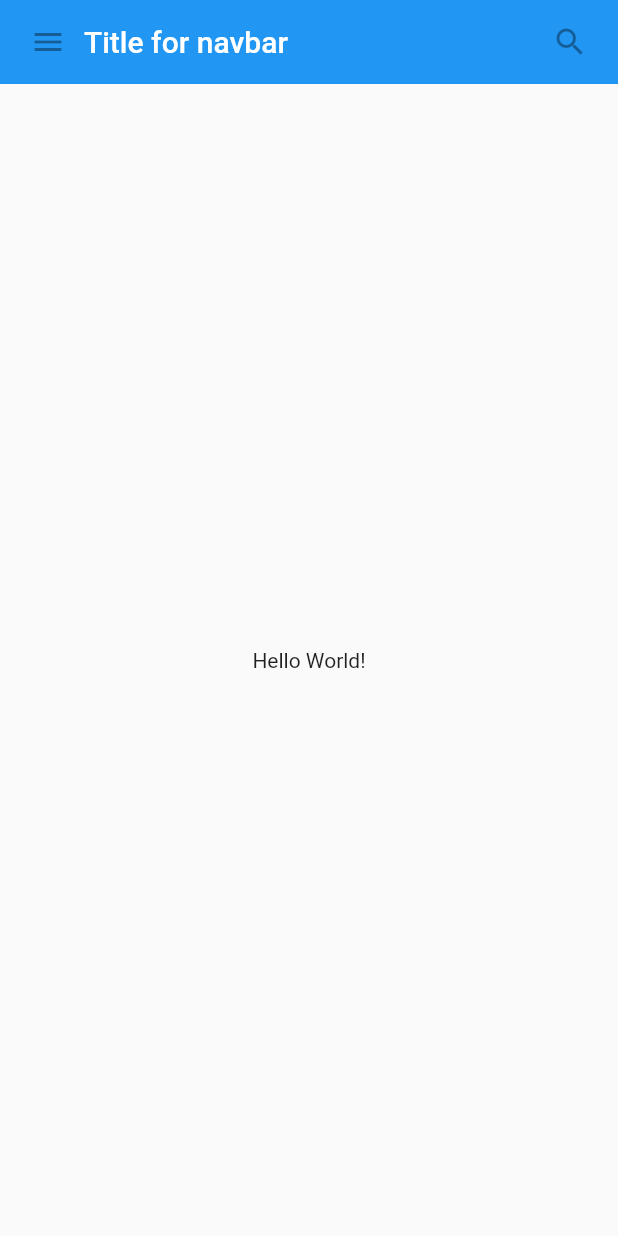
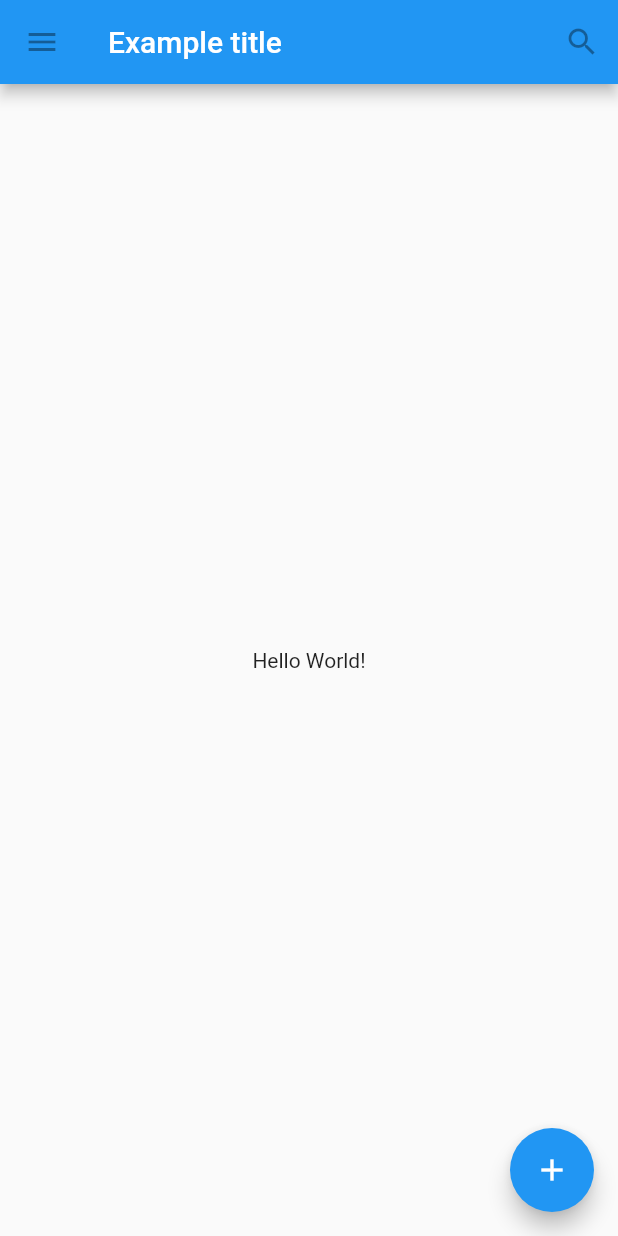
Before and after one commit to Miguelslo27/Flutter-Widget-Framework, a Flutter app: the screen it shows after launch, on a phone screen of 412 x 824 dp. Run offline on Flutter 3.47's test engine with Material 2 defaults, Android fonts, the phone set to English and light mode, and no system bars.

Commit message:
Refactor of layout using Scaffold

```diff
--- a/lib/main.dart
+++ b/lib/main.dart
@@ -15,54 +15,83 @@ class MyApp extends StatelessWidget {
 class MyScaffold extends StatelessWidget {
   @override
   Widget build(BuildContext context) {
-    return Material(
-      child: Column(
-        children: <Widget> [
-          MyAppBar(
-            title: "Title for navbar"
-          ),
-          Expanded(
-            child: Center(
-              child: Text("Hello World!")
-            )
+    // return Material(
+    //   child: Column(
+    //     children: <Widget> [
+    //       MyAppBar(
+    //         title: "Title for navbar"
+    //       ),
+    //       Expanded(
+    //         child: Center(
+    //           child: Text("Hello World!")
+    //         )
+    //       )
+    //     ]
+    //   )
+    // );
+    // Sustitui Material por Scaffold
+    return Scaffold(
+      // Utilize el argumento appBar con el Widget AppBar en lugar de mi custom MyAppBar
+      appBar: AppBar(
+        leading: IconButton(
+          icon: Icon(Icons.menu),
+          tooltip: "Navigation menu",
+          onPressed: null
+        ),
+        title: Text("Example title"),
+        actions: <Widget>[
+          IconButton(
+            icon: Icon(Icons.search),
+            tooltip: "Search",
+            onPressed: null
           )
         ]
-      )
+      ),
+      // Sustituí el expand hijo de Material por el argumento body del Scaffold
+      body: Center(
+        child: Text("Hello World!")
+      ),
+      // Agregue un action flotante
+      floatingActionButton: FloatingActionButton(
+        tooltip: "Add",
+        child: Icon(Icons.add),
+        onPressed: null
+      ),
     );
   }
 }
 
-class MyAppBar extends StatelessWidget {
-  MyAppBar({@required this.title});
+// class MyAppBar extends StatelessWidget {
+//   MyAppBar({@required this.title});
 
-  final String title;
+//   final String title;
 
-  @override
-  Widget build(BuildContext context) {
-    return Container(
-      height: 56.0,
-      padding: const EdgeInsets.symmetric(horizontal: 8.0),
-      decoration: BoxDecoration(color: Colors.blue[500]),
-      child: Row(
-        children: <Widget> [
-          IconButton(
-            icon: Icon(Icons.menu),
-            tooltip: 'Navigation menu',
-            onPressed: null // null disables the button
-          ),
-          Expanded(
-            child: Text(
-              title,
-              style: Theme.of(context).primaryTextTheme.title
-            )
-          ),
-          IconButton(
-            icon: Icon(Icons.search),
-            tooltip: 'Search',
-            onPressed: null
-          )
-        ]
-      )
-    );
-  }
-}
+//   @override
+//   Widget build(BuildContext context) {
+//     return Container(
+//       height: 56.0,
+//       padding: const EdgeInsets.symmetric(horizontal: 8.0),
+//       decoration: BoxDecoration(color: Colors.blue[500]),
+//       child: Row(
+//         children: <Widget> [
+//           IconButton(
+//             icon: Icon(Icons.menu),
+//             tooltip: 'Navigation menu',
+//             onPressed: null // null disables the button
+//           ),
+//           Expanded(
+//             child: Text(
+//               title,
+//               style: Theme.of(context).primaryTextTheme.title
+//             )
+//           ),
+//           IconButton(
+//             icon: Icon(Icons.search),
+//             tooltip: 'Search',
+//             onPressed: null
+//           )
+//         ]
+//       )
+//     );
+//   }
+// }
```
